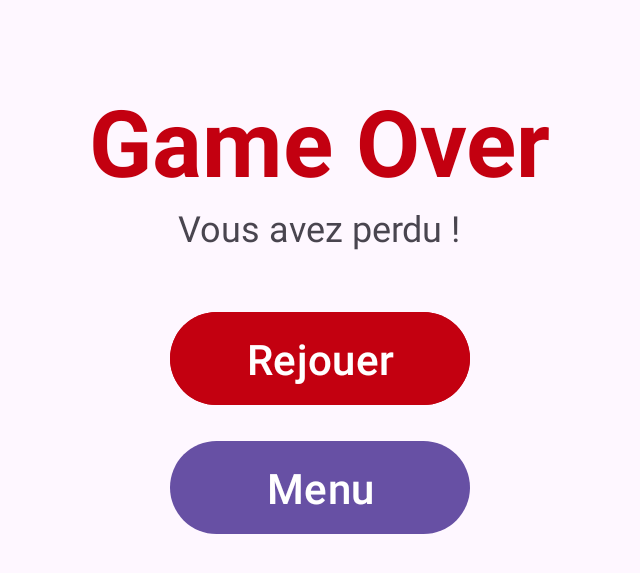
After one commit to liam-santin/2024-santlia-SnakeGame, an Android app: the GameOverActivity screen opened directly, with no data from a screen before it, on a phone screen of 824 x 412 dp (held sideways). The commit adds this screen. Shown: the top 573 px of the screen, without its empty margins (298-938 px from the left). Run offline under Robolectric (Android 15) with nearby library versions, the light colour scheme and no system bars.

Commit message:
Ajout d'une activité pour le "game over" et d'une activité de paramètre

```diff
--- /dev/null
+++ b/app/src/main/java/com/example/snake/GameOverActivity.java
@@ -0,0 +1,48 @@
+package com.example.snake;
+
+import android.content.Intent;
+import android.os.Bundle;
+import android.view.View;
+import android.widget.Button;
+
+import androidx.appcompat.app.AppCompatActivity;
+
+public class GameOverActivity extends AppCompatActivity {
+
+    private Button btnRejouer;
+    private Button btnMenu;
+    @Override
+    protected void onCreate(Bundle savedInstanceState) {
+        super.onCreate(savedInstanceState);
+        setContentView(R.layout.activity_gameover);
+
+        btnRejouer = findViewById(R.id.btnRejouer);
+        btnMenu = findViewById(R.id.btnMenu);
+
+    }
+
+    @Override
+    protected void onStart() {
+        super.onStart();
+
+        btnRejouer.setOnClickListener(new View.OnClickListener() {
+            @Override
+            public void onClick(View v) {
+                Intent jeuActivity = new Intent(GameOverActivity.this, JeuActivity.class);
+                startActivity(jeuActivity);
+            }
+        });
+
+        btnMenu.setOnClickListener(new View.OnClickListener() {
+            @Override
+            public void onClick(View v) {
+                Intent mainActivity = new Intent(GameOverActivity.this, MainActivity.class);
+                startActivity(mainActivity);
+            }
+        });
+
+    }
+
+
+
+}
--- a/app/src/main/java/com/example/snake/MainActivity.java
+++ b/app/src/main/java/com/example/snake/MainActivity.java
@@ -37,8 +37,9 @@ public class MainActivity extends AppCompatActivity {
             @Override
             public void onClick(View v) {
 
-                // Quitte le jeu
-                finish();
+                // Permet d'accéder au paramètre
+                Intent paramActivity = new Intent(MainActivity.this, ParamActivity.class);
+                startActivity(paramActivity);
             }
         });
     }
--- /dev/null
+++ b/app/src/main/res/layout/activity_gameover.xml
@@ -0,0 +1,53 @@
+<?xml version="1.0" encoding="utf-8"?>
+<RelativeLayout xmlns:android="http://schemas.android.com/apk/res/android"
+    android:layout_width="match_parent"
+    android:layout_height="match_parent">
+
+    <!-- Titre et bouton -->
+    <LinearLayout
+        android:layout_height="wrap_content"
+        android:layout_width="wrap_content"
+        android:orientation="vertical"
+        android:layout_gravity="center_horizontal"
+        android:layout_centerInParent="true">
+
+        <TextView
+            android:id="@+id/textView"
+            android:layout_width="wrap_content"
+            android:layout_height="wrap_content"
+            android:text="Game Over"
+            android:textSize="62dp"
+            android:textStyle="bold"
+            android:textColor="@color/red"
+            android:layout_gravity="center_horizontal"/>
+
+        <TextView
+            android:layout_width="wrap_content"
+            android:layout_height="wrap_content"
+            android:text="Vous avez perdu !"
+            android:textSize="24dp"
+            android:layout_marginBottom="20dp"
+            android:layout_gravity="center_horizontal"/>
+
+        <Button
+            android:id="@+id/btnRejouer"
+            android:layout_width="200dp"
+            android:layout_height="70dp"
+            android:text="Rejouer"
+            android:textSize="28dp"
+            android:backgroundTint="@color/red"
+            android:layout_gravity="center_horizontal"
+            android:layout_marginTop="16dp"/>
+
+        <Button
+            android:id="@+id/btnMenu"
+            android:layout_width="200dp"
+            android:layout_height="70dp"
+            android:text="Menu"
+            android:textSize="28dp"
+            android:layout_gravity="center_horizontal"
+            android:layout_marginTop="16dp"/>
+
+    </LinearLayout>
+
+</RelativeLayout>
```
Also changed, not shown: app/src/main/AndroidManifest.xml (+16 -0 lines), app/src/main/java/com/example/snake/JeuActivity.java (+26 -20 lines), app/src/main/java/com/example/snake/ParamActivity.java (added, +14 -0 lines), app/src/main/res/layout/activity_main.xml (+4 -4 lines), app/src/main/res/layout/activity_param.xml (added, +17 -0 lines).
